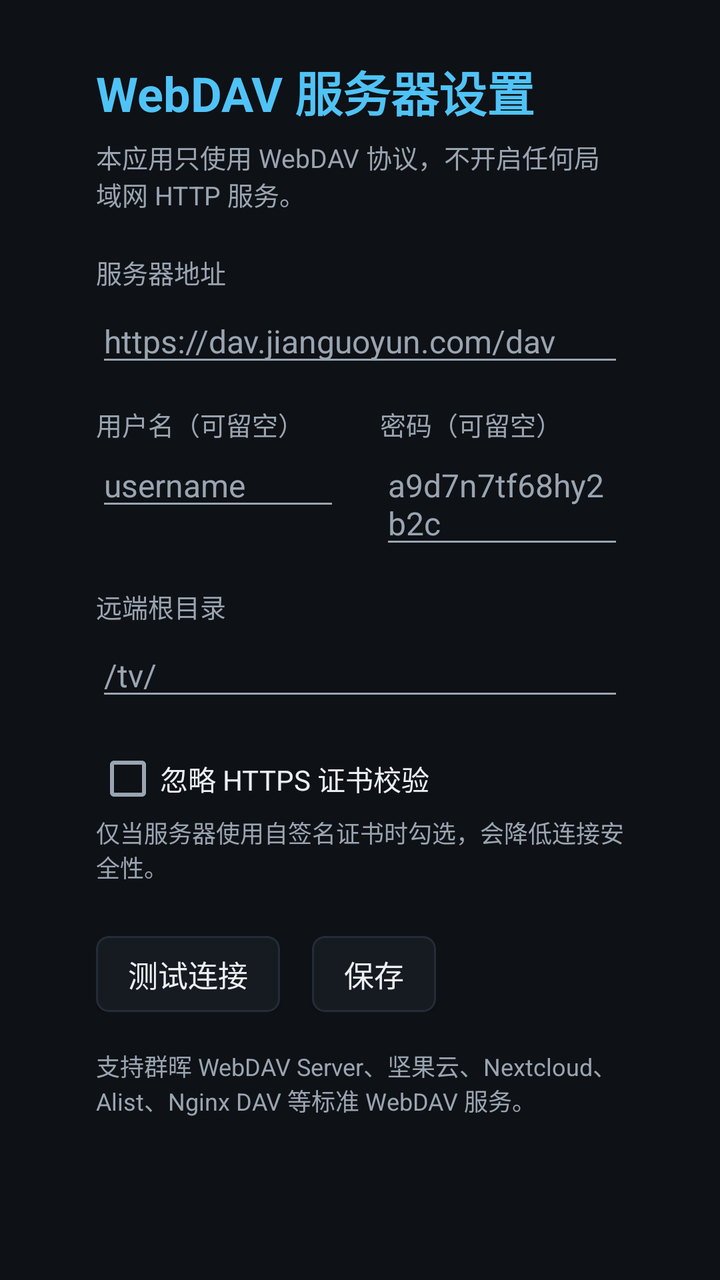
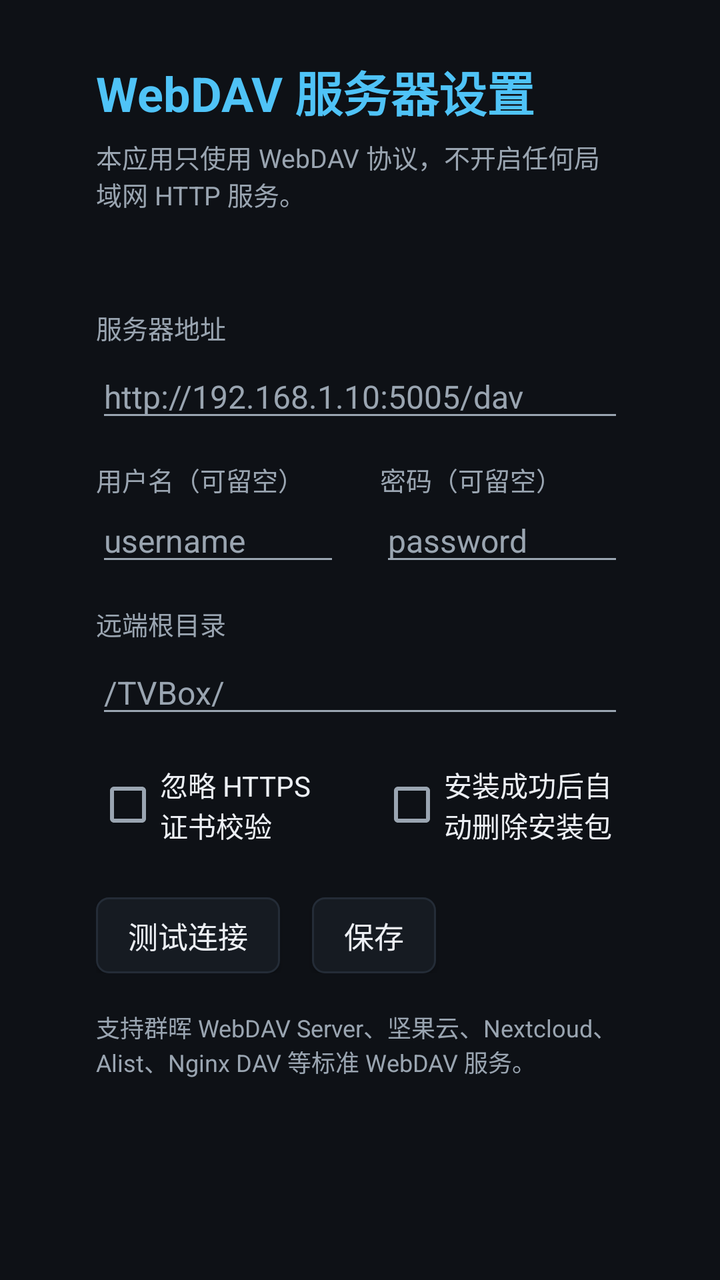

Two renders of the same Android screen: before a commit and after it. Below are the layout's source before the change and the commit's diff.
<!-- AndroidManifest.xml: activity theme AppTheme -->
<!-- res/layout/activity_settings.xml -->
<?xml version="1.0" encoding="utf-8"?>
<ScrollView xmlns:android="http://schemas.android.com/apk/res/android"
    android:layout_width="match_parent"
    android:layout_height="match_parent"
    android:background="@color/bg"
    android:fillViewport="true">

    <LinearLayout
        android:layout_width="match_parent"
        android:layout_height="wrap_content"
        android:orientation="vertical"
        android:paddingStart="48dp"
        android:paddingTop="28dp"
        android:paddingEnd="48dp"
        android:paddingBottom="28dp">

        <TextView
            android:layout_width="wrap_content"
            android:layout_height="wrap_content"
            android:text="@string/settings_title"
            android:textColor="@color/accent"
            android:textSize="24sp"
            android:textStyle="bold" />

        <TextView
            android:layout_width="match_parent"
            android:layout_height="wrap_content"
            android:layout_marginTop="6dp"
            android:text="@string/settings_subtitle"
            android:textColor="@color/text_secondary"
            android:textSize="13sp" />

        <TextView
            android:layout_width="wrap_content"
            android:layout_height="wrap_content"
            android:layout_marginTop="20dp"
            android:text="@string/label_server"
            android:textColor="@color/text_secondary"
            android:textSize="13sp" />

        <EditText
            android:id="@+id/input_server"
            android:layout_width="match_parent"
            android:layout_height="wrap_content"
            android:layout_marginTop="4dp"
            android:hint="@string/hint_server"
            android:imeOptions="actionNext"
            android:inputType="textUri"
            android:maxLines="1"
            android:textColor="@color/text_primary"
            android:textColorHint="@color/text_secondary"
            android:textSize="16sp" />

        <LinearLayout
            android:layout_width="match_parent"
            android:layout_height="wrap_content"
            android:layout_marginTop="14dp"
            android:orientation="horizontal">

            <LinearLayout
                android:layout_width="0dp"
                android:layout_height="wrap_content"
                android:layout_weight="1"
                android:orientation="vertical">

                <TextView
                    android:layout_width="wrap_content"
                    android:layout_height="wrap_content"
                    android:text="@string/label_user"
                    android:textColor="@color/text_secondary"
                    android:textSize="13sp" />

                <EditText
                    android:id="@+id/input_user"
                    android:layout_width="match_parent"
                    android:layout_height="wrap_content"
                    android:hint="@string/hint_user"
                    android:imeOptions="actionNext"
                    android:inputType="text"
                    android:maxLines="1"
                    android:textColor="@color/text_primary"
                    android:textColorHint="@color/text_secondary"
                    android:textSize="16sp" />
            </LinearLayout>

            <LinearLayout
                android:layout_width="0dp"
                android:layout_height="wrap_content"
                android:layout_marginStart="20dp"
                android:layout_weight="1"
                android:orientation="vertical">

                <TextView
                    android:layout_width="wrap_content"
                    android:layout_height="wrap_content"
                    android:text="@string/label_password"
                    android:textColor="@color/text_secondary"
                    android:textSize="13sp" />

                <EditText
                    android:id="@+id/input_password"
                    android:layout_width="match_parent"
                    android:layout_height="wrap_content"
                    android:hint="@string/hint_password"
                    android:imeOptions="actionNext"
                    android:maxLines="1"
                    android:textColor="@color/text_primary"
                    android:textColorHint="@color/text_secondary"
                    android:textSize="16sp" />
            </LinearLayout>
        </LinearLayout>

        <TextView
            android:layout_width="wrap_content"
            android:layout_height="wrap_content"
            android:layout_marginTop="14dp"
            android:text="@string/label_root"
            android:textColor="@color/text_secondary"
            android:textSize="13sp" />

        <EditText
            android:id="@+id/input_root"
            android:layout_width="match_parent"
            android:layout_height="wrap_content"
            android:layout_marginTop="4dp"
            android:hint="@string/hint_root"
            android:imeOptions="actionDone"
            android:inputType="text"
            android:maxLines="1"
            android:textColor="@color/text_primary"
            android:textColorHint="@color/text_secondary"
            android:textSize="16sp" />

        <CheckBox
            android:id="@+id/check_insecure"
            android:layout_width="wrap_content"
            android:layout_height="wrap_content"
            android:layout_marginTop="18dp"
            android:text="@string/label_insecure"
            android:textColor="@color/text_primary"
            android:textSize="14sp" />

        <TextView
            android:layout_width="match_parent"
            android:layout_height="wrap_content"
            android:layout_marginTop="2dp"
            android:text="@string/hint_insecure"
            android:textColor="@color/text_secondary"
            android:textSize="12sp" />

        <LinearLayout
            android:layout_width="match_parent"
            android:layout_height="wrap_content"
            android:layout_marginTop="26dp"
            android:orientation="horizontal">

            <Button
                android:id="@+id/btn_test"
                style="@style/TvButton"
                android:layout_width="wrap_content"
                android:layout_height="wrap_content"
                android:text="@string/action_test" />

            <Button
                android:id="@+id/btn_save"
                style="@style/TvButton"
                android:layout_width="wrap_content"
                android:layout_height="wrap_content"
                android:layout_marginStart="16dp"
                android:text="@string/action_save" />
        </LinearLayout>

        <TextView
            android:layout_width="match_parent"
            android:layout_height="wrap_content"
            android:layout_marginTop="18dp"
            android:text="@string/settings_hint"
            android:textColor="@color/text_secondary"
            android:textSize="12sp" />

    </LinearLayout>
</ScrollView>
<!-- resources referenced by this layout -->
<resources>
  <color name="accent">#FF4FC3F7</color>
  <color name="bg">#FF0E1116</color>
  <color name="text_primary">#FFECEFF4</color>
  <color name="text_secondary">#FF9AA5B1</color>
  <string name="action_save">保存</string>
  <string name="action_test">测试连接</string>
  <string name="hint_insecure">仅当服务器使用自签名证书时勾选，会降低连接安全性。</string>
  <string name="hint_password">a9d7n7tf68hy2b2c</string>
  <string name="hint_root">/tv/</string>
  <string name="hint_server">https://dav.jianguoyun.com/dav</string>
  <string name="hint_user">username</string>
  <string name="label_insecure">忽略 HTTPS 证书校验</string>
  <string name="label_password">密码（可留空）</string>
  <string name="label_root">远端根目录</string>
  <string name="label_server">服务器地址</string>
  <string name="label_user">用户名（可留空）</string>
  <string name="settings_hint">支持群晖 WebDAV Server、坚果云、Nextcloud、Alist、Nginx DAV 等标准 WebDAV 服务。</string>
  <string name="settings_subtitle">本应用只使用 WebDAV 协议，不开启任何局域网 HTTP 服务。</string>
  <string name="settings_title">WebDAV 服务器设置</string>
  <style name="TvButton" parent="@android:style/Widget.Material.Button">
          <item name="android:background">@drawable/bg_button</item>
          <item name="android:textColor">@color/text_primary</item>
          <item name="android:textSize">15sp</item>
          <item name="android:minWidth">0dp</item>
          <item name="android:minHeight">0dp</item>
          <item name="android:paddingLeft">16dp</item>
          <item name="android:paddingRight">16dp</item>
          <item name="android:paddingTop">8dp</item>
          <item name="android:paddingBottom">8dp</item>
          <item name="android:textAllCaps">false</item>
      </style>
  <style name="AppTheme" parent="@android:style/Theme.Material.NoActionBar">
          <item name="android:windowBackground">@color/bg</item>
          <item name="android:colorAccent">@color/accent</item>
          <item name="android:statusBarColor">@color/bg</item>
          <item name="android:navigationBarColor">@color/bg</item>
          <item name="android:textColorPrimary">@color/text_primary</item>
          <item name="android:textColorSecondary">@color/text_secondary</item>
      </style>
  <!-- drawable bg_button (drawable) -->
  <?xml version="1.0" encoding="utf-8"?>
  <selector xmlns:android="http://schemas.android.com/apk/res/android">
      <item android:state_focused="true">
          <shape android:shape="rectangle">
              <solid android:color="@color/accent" />
              <corners android:radius="6dp" />
          </shape>
      </item>
      <item android:state_pressed="true">
          <shape android:shape="rectangle">
              <solid android:color="@color/bg_row_pressed" />
              <corners android:radius="6dp" />
          </shape>
      </item>
      <item>
          <shape android:shape="rectangle">
              <solid android:color="@color/bg_panel" />
              <stroke android:width="1dp" android:color="@color/divider" />
              <corners android:radius="6dp" />
          </shape>
      </item>
  </selector>
  <color name="bg_row_pressed">#FF264F78</color>
  <color name="bg_panel">#FF161B22</color>
  <color name="divider">#FF242C37</color>
</resources>

<!-- the commit's change to res/layout/activity_settings.xml (unified diff, before → after) -->
@@ -31,6 +31,14 @@
             android:textSize="13sp" />
 
         <TextView
+            android:id="@+id/settings_status"
+            android:layout_width="match_parent"
+            android:layout_height="wrap_content"
+            android:layout_marginTop="10dp"
+            android:textColor="@color/accent"
+            android:textSize="13sp" />
+
+        <TextView
             android:layout_width="wrap_content"
             android:layout_height="wrap_content"
             android:layout_marginTop="20dp"
@@ -47,7 +55,7 @@
             android:imeOptions="actionNext"
             android:inputType="textUri"
             android:maxLines="1"
-            android:textColor="@color/text_primary"
+            android:textColor="@color/text_input"
             android:textColorHint="@color/text_secondary"
             android:textSize="16sp" />
 
@@ -78,7 +86,7 @@
                     android:imeOptions="actionNext"
                     android:inputType="text"
                     android:maxLines="1"
-                    android:textColor="@color/text_primary"
+                    android:textColor="@color/text_input"
                     android:textColorHint="@color/text_secondary"
                     android:textSize="16sp" />
             </LinearLayout>
@@ -104,7 +112,7 @@
                     android:hint="@string/hint_password"
                     android:imeOptions="actionNext"
                     android:maxLines="1"
-                    android:textColor="@color/text_primary"
+                    android:textColor="@color/text_input"
                     android:textColorHint="@color/text_secondary"
                     android:textSize="16sp" />
             </LinearLayout>
@@ -127,26 +135,35 @@
             android:imeOptions="actionDone"
             android:inputType="text"
             android:maxLines="1"
-            android:textColor="@color/text_primary"
+            android:textColor="@color/text_input"
             android:textColorHint="@color/text_secondary"
             android:textSize="16sp" />
 
-        <CheckBox
-            android:id="@+id/check_insecure"
-            android:layout_width="wrap_content"
+        <LinearLayout
+            android:layout_width="match_parent"
             android:layout_height="wrap_content"
             android:layout_marginTop="18dp"
-            android:text="@string/label_insecure"
-            android:textColor="@color/text_primary"
-            android:textSize="14sp" />
+            android:orientation="horizontal">
 
-        <TextView
-            android:layout_width="match_parent"
-            android:layout_height="wrap_content"
-            android:layout_marginTop="2dp"
-            android:text="@string/hint_insecure"
-            android:textColor="@color/text_secondary"
-            android:textSize="12sp" />
+            <CheckBox
+                android:id="@+id/check_insecure"
+                android:layout_width="0dp"
+                android:layout_height="wrap_content"
+                android:layout_weight="1"
+                android:text="@string/label_insecure"
+                android:textColor="@color/text_primary"
+                android:textSize="14sp" />
+
+            <CheckBox
+                android:id="@+id/check_auto_clean"
+                android:layout_width="0dp"
+                android:layout_height="wrap_content"
+                android:layout_marginStart="20dp"
+                android:layout_weight="1"
+                android:text="@string/label_auto_clean"
+                android:textColor="@color/text_primary"
+                android:textSize="14sp" />
+        </LinearLayout>
 
         <LinearLayout
             android:layout_width="match_parent"
<!-- resource entries referenced after the edit -->
@@ -2,15 +2,16 @@
 <resources>
   <color name="accent">#FF4FC3F7</color>
   <color name="bg">#FF0E1116</color>
+  <color name="text_input">#FFFFFFFF</color>
   <color name="text_primary">#FFECEFF4</color>
   <color name="text_secondary">#FF9AA5B1</color>
   <string name="action_save">保存</string>
   <string name="action_test">测试连接</string>
-  <string name="hint_insecure">仅当服务器使用自签名证书时勾选，会降低连接安全性。</string>
-  <string name="hint_password">a9d7n7tf68hy2b2c</string>
-  <string name="hint_root">/tv/</string>
-  <string name="hint_server">https://dav.jianguoyun.com/dav</string>
+  <string name="hint_password">password</string>
+  <string name="hint_root">/TVBox/</string>
+  <string name="hint_server">http://192.168.1.10:5005/dav</string>
   <string name="hint_user">username</string>
+  <string name="label_auto_clean">安装成功后自动删除安装包</string>
   <string name="label_insecure">忽略 HTTPS 证书校验</string>
   <string name="label_password">密码（可留空）</string>
   <string name="label_root">远端根目录</string>
